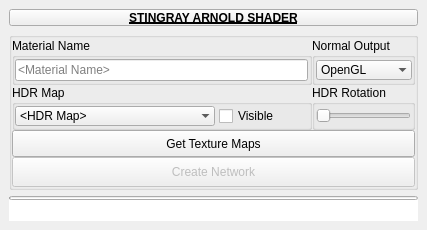
m3trik/mayatk, file mayatk/shadertk/stingray_arnold_shader.ui: the form before one commit.
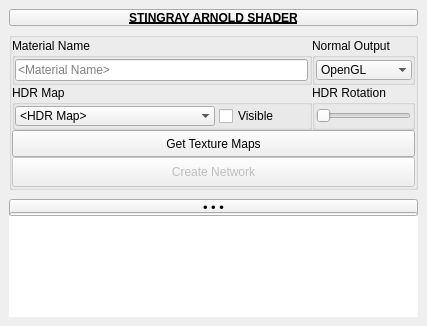
The form after the commit. Custom widgets are drawn as their Qt base class.

```diff
--- a/mayatk/shadertk/stingray_arnold_shader.ui
+++ b/mayatk/shadertk/stingray_arnold_shader.ui
@@ -10,7 +10,7 @@
     <x>0</x>
     <y>0</y>
     <width>427</width>
-    <height>230</height>
+    <height>326</height>
    </rect>
   </property>
   <property name="minimumSize">
@@ -483,6 +483,30 @@
         <property name="spacing">
          <number>0</number>
         </property>
+        <item>
+         <widget class="QPushButton" name="expand_area">
+          <property name="minimumSize">
+           <size>
+            <width>0</width>
+            <height>16</height>
+           </size>
+          </property>
+          <property name="maximumSize">
+           <size>
+            <width>16777215</width>
+            <height>10</height>
+           </size>
+          </property>
+          <property name="font">
+           <font>
+            <pointsize>10</pointsize>
+           </font>
+          </property>
+          <property name="text">
+           <string>• • •</string>
+          </property>
+         </widget>
+        </item>
         <item>
          <widget class="QProgressBar" name="progressBar">
           <property name="minimumSize">
```
Left out of the diff: 6 changed lines with no effect on the pictures.
